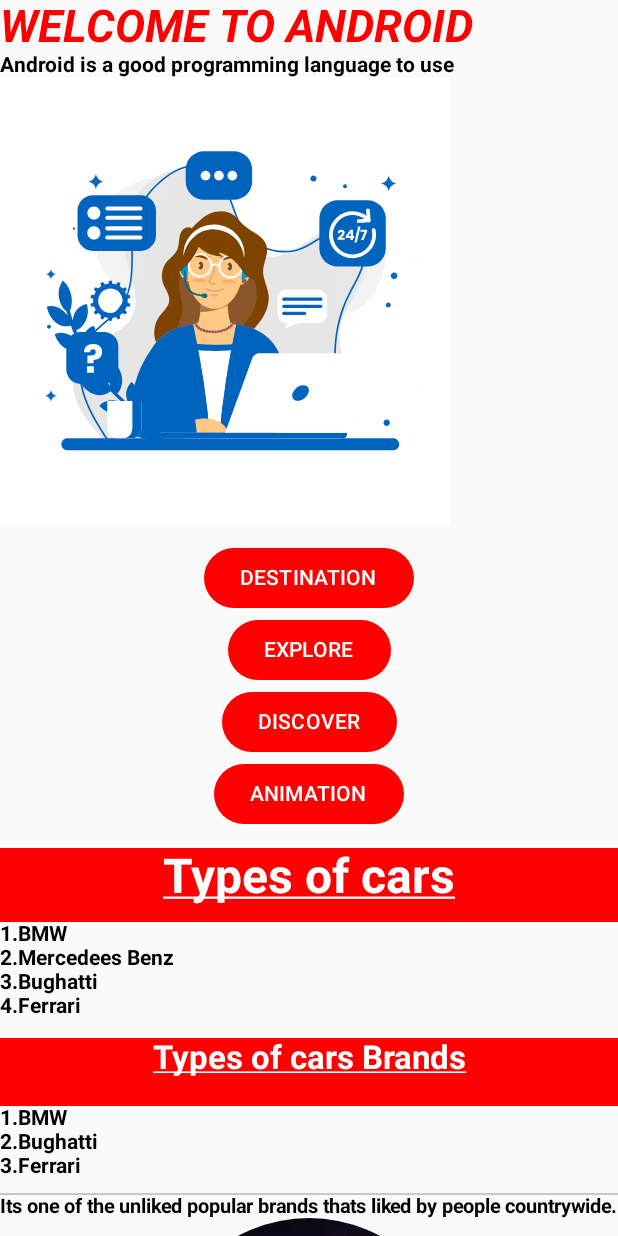
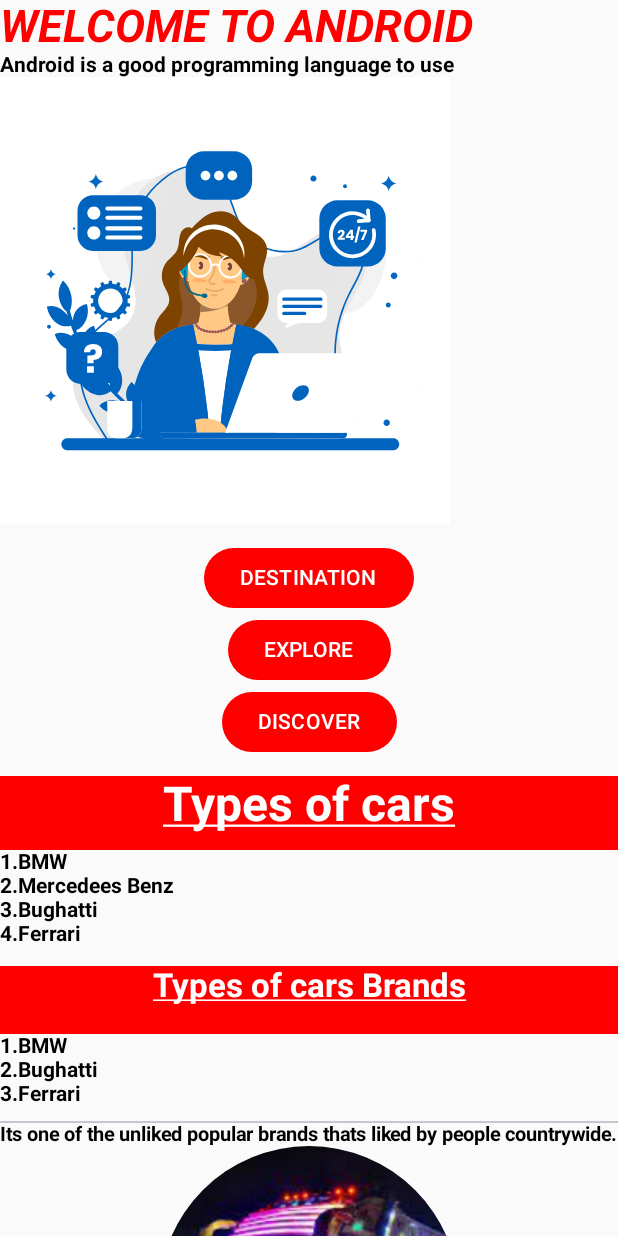
Before and after one commit to Itsdanson254/MY-APPS, an Android app built with Jetpack Compose: the screen it shows after launch (MainActivity), on a phone screen of 412 x 824 dp. Run offline under Robolectric (Android 15) with nearby library versions, the phone set to English and light mode, and no system bars.

Commit message:
initial commit

```diff
--- a/app/src/main/java/com/example/dansonsapplication/MainActivity.kt
+++ b/app/src/main/java/com/example/dansonsapplication/MainActivity.kt
@@ -42,6 +42,8 @@ import androidx.compose.ui.text.style.TextDecoration
 import androidx.compose.ui.tooling.preview.Preview
 import androidx.compose.ui.unit.dp
 import androidx.compose.ui.unit.sp
+import com.airbnb.lottie.Lottie
+import com.airbnb.lottie.LottieComposition
 import com.airbnb.lottie.compose.LottieAnimation
 import com.airbnb.lottie.compose.LottieCompositionSpec
 import com.airbnb.lottie.compose.animateLottieCompositionAsState
@@ -113,12 +115,7 @@ fun Demo(){
             Text(text = "DISCOVER")
         }
 
-        Button(onClick = {  mContext.startActivity(Intent(mContext,LottyActivity::class.java)) },
-            shape = CircleShape,
-            colors = ButtonDefaults.buttonColors(Color.Red),
-            modifier = Modifier.align(Alignment.CenterHorizontally)) {
-            Text(text = "ANIMATION")
-        }
+
 
 
 
```
